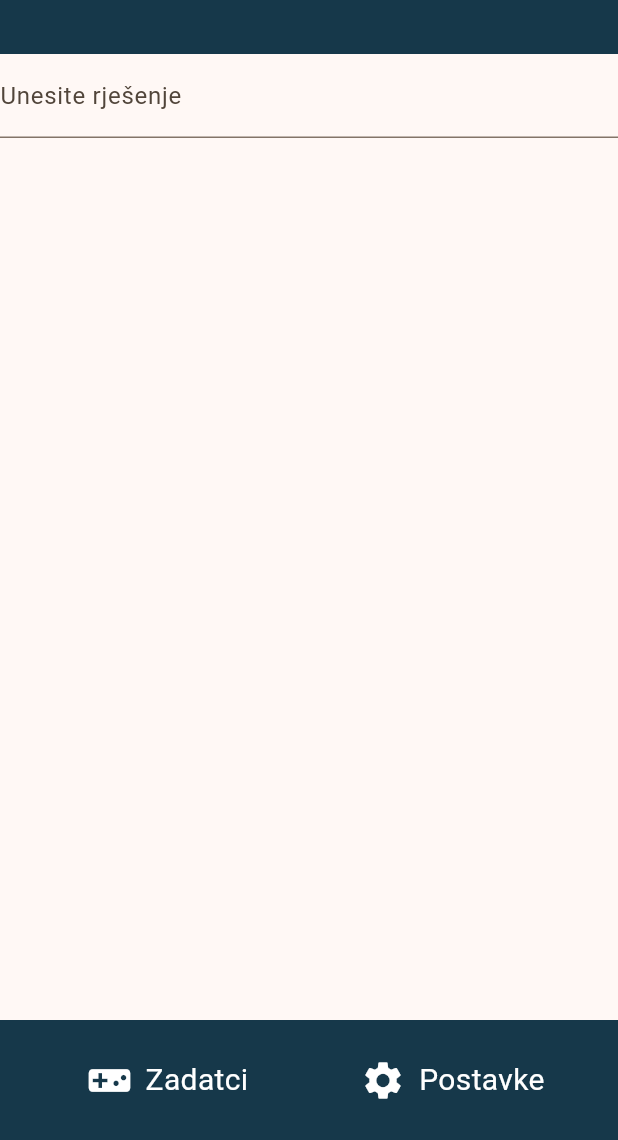
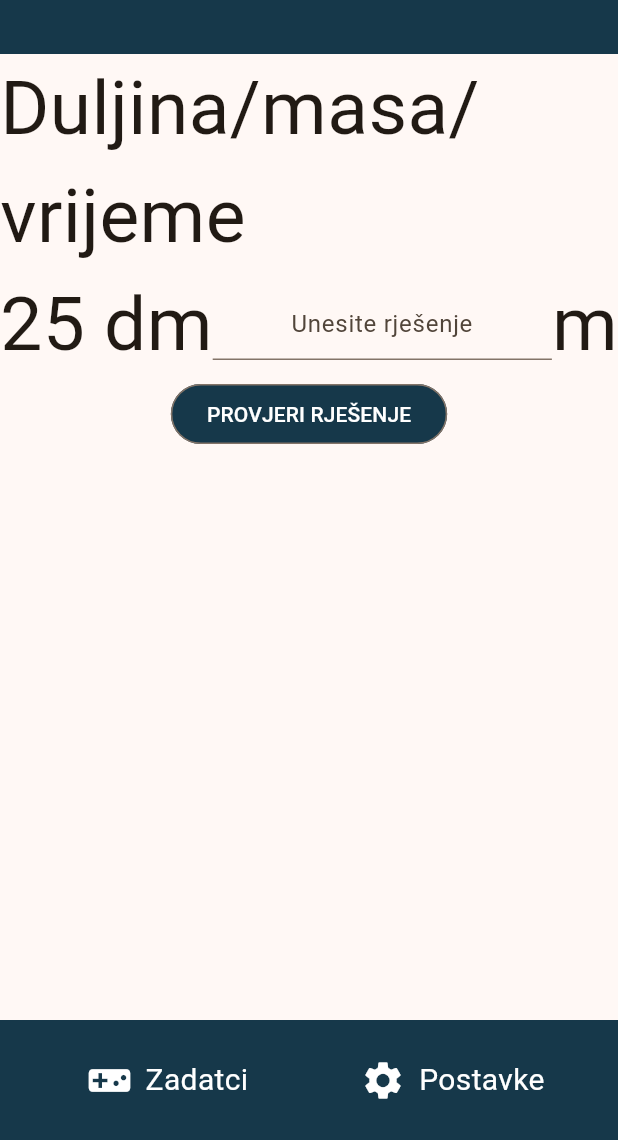
Before and after one commit to NikoVidovic/ucimo_mjere, a Flutter app: the Game screen opened directly, on a phone screen of 412 x 824 dp, the part 96-1236 px from its top. Run offline on Flutter 3.47's test engine with Material 3 defaults, Android fonts, the light colour scheme and no system bars.

Commit message:
Poboljsan input

```diff
--- a/lib/game.dart
+++ b/lib/game.dart
@@ -30,22 +30,46 @@ class _AnswerInputState extends State<AnswerInput> {
     controller.dispose();
   }
 
-  void changeText(text) {
+  void checkAnswer() {
     setState(() {
-      this.text = text;
+      controller.clear();
     });
   }
 
   @override
   Widget build(BuildContext context) {
     return Column(children: [
-      TextField(
-        controller: controller,
-        keyboardType: TextInputType.number,
-        decoration: const InputDecoration(labelText: 'Unesite rješenje'),
-        onChanged: (text) => changeText(text),
+      const Text(
+        'Duljina/masa/vrijeme',
+        style: TextStyle(fontSize: 50),
       ),
-      Text(text)
+      Row(children: [
+        const Text(
+          '25 dm',
+          style: TextStyle(fontSize: 50),
+        ),
+        Expanded(
+            child: TextField(
+          textAlign: TextAlign.center,
+          controller: controller,
+          keyboardType: TextInputType.number,
+          decoration: const InputDecoration(
+            hintText: 'Unesite rješenje',
+            alignLabelWithHint: true,
+          ),
+        )),
+        const Text(
+          'm',
+          style: TextStyle(fontSize: 50),
+        )
+      ]),
+      OutlinedButton(
+          style: ButtonStyle(
+              backgroundColor: MaterialStateProperty.all<Color>(
+                  const Color.fromARGB(255, 22, 56, 74)),
+              foregroundColor: MaterialStateProperty.all<Color>(Colors.white)),
+          onPressed: checkAnswer,
+          child: const Text('PROVJERI RJEŠENJE'))
     ]);
   }
 }
```
